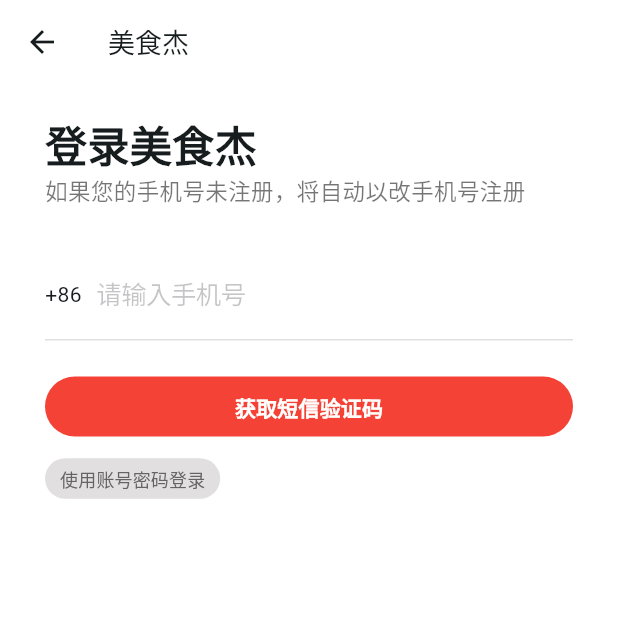
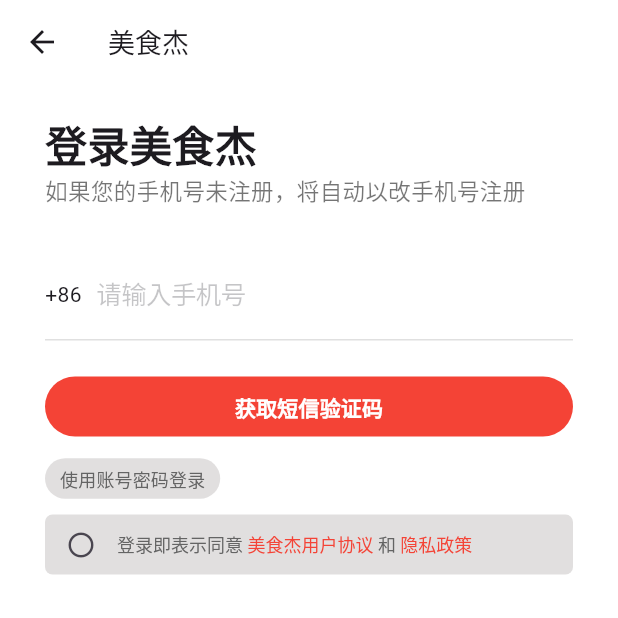
Before and after one commit to luckyczh/deliciousFood, a Flutter app: the screen it shows after launch, item 4 of the bottom bar chosen, after a tap on "登录美食杰", on a phone screen of 412 x 824 dp, the top half of it. Run offline on Flutter 3.47's test engine with Material 3 defaults, Android fonts, the phone set to English and light mode, and no system bars; our stand-ins replace cached_network_image, card_swiper, connectivity_plus, dio, flutter_screenutil, fluttertoast and 4 more; network calls fail.

Commit message:
feat:新增路由

```diff
--- /dev/null
+++ b/deliciousfood_flutter/lib/common/app_routes.dart
@@ -0,0 +1,16 @@
+import 'package:deliciousfood_flutter/pages/eat/eat_index.dart';
+import 'package:deliciousfood_flutter/pages/login/login_page.dart';
+import 'package:deliciousfood_flutter/pages/mine/mine_index.dart';
+import 'package:deliciousfood_flutter/pages/rank/rank_index.dart';
+import 'package:deliciousfood_flutter/pages/recommend/recommend_index.dart';
+import 'package:deliciousfood_flutter/pages/tab_index.dart';
+import 'package:flutter/cupertino.dart';
+
+Map<String, WidgetBuilder> routes = {
+  '/': (context) => const TabIndexWidget(),
+  '/rank': (context) => const RankIndexWidget(),
+  '/recommend': (context) => const RecommendIndexWidget(),
+  '/eat': (context) => const EatIndexWidget(),
+  '/mine': (context) => const MineIndexWidget(),
+  '/login': (context) => const LoginPage(),
+};
--- a/deliciousfood_flutter/lib/common/network/base/api.dart
+++ b/deliciousfood_flutter/lib/common/network/base/api.dart
@@ -37,4 +37,10 @@
 
   /// 删除浏览记录
   static const deleteRecent = "/recentnew/delete_recent";
+
+  /// 发送验证码
+  static const sendMsg = "/user/mobile_code";
+
+  /// 验证码登录
+  static const codeLogin = "user/login_phone";
 }
--- a/deliciousfood_flutter/lib/common/network/base/interceptors.dart
+++ b/deliciousfood_flutter/lib/common/network/base/interceptors.dart
@@ -18,7 +18,7 @@
                   ResponseCode.NETWORK_LOSE, Config.noNetworkMsg))));
     }
     options.queryParameters["format"] = "json";
-    options.queryParameters["token"] = "cdd205ef87bb8645da268b080609399d";
+    // options.queryParameters["token"] = "cdd205ef87bb8645da268b080609399d";
     super.onRequest(options, handler);
   }
 }
--- a/deliciousfood_flutter/lib/main.dart
+++ b/deliciousfood_flutter/lib/main.dart
@@ -1,3 +1,4 @@
+import 'package:deliciousfood_flutter/common/app_routes.dart';
 import 'package:deliciousfood_flutter/pages/tab_index.dart';
 import 'package:flutter/material.dart';
 import 'package:flutter_screenutil/flutter_screenutil.dart';
@@ -21,15 +22,18 @@
           title: '食物杰',
           debugShowCheckedModeBanner: false,
           theme: ThemeData(
-              colorScheme: ColorScheme.fromSeed(seedColor: Colors.white),
+              scaffoldBackgroundColor: Colors.white,
+              primaryColor: Colors.white,
               useMaterial3: true,
               highlightColor: Colors.transparent,
               focusColor: Colors.transparent,
               splashColor: Colors.transparent,
+              hoverColor: Colors.transparent,
               appBarTheme: const AppBarTheme(
                 color: Colors.white,
               )),
           home: const TabIndexWidget(),
+          routes: routes,
         );
       },
     );
--- a/deliciousfood_flutter/lib/pages/login/login_account_view.dart
+++ b/deliciousfood_flutter/lib/pages/login/code_login_view.dart
@@ -1,27 +1,34 @@
+import 'package:deliciousfood_flutter/common/network/base/api.dart';
+import 'package:deliciousfood_flutter/common/network/base/client.dart';
+import 'package:deliciousfood_flutter/common/network/extension/user_client.dart';
+import 'package:deliciousfood_flutter/common/utils/utils.dart';
+import 'package:deliciousfood_flutter/pages/login/code_page.dart';
+import 'package:deliciousfood_flutter/pages/login/login_protocol_view.dart';
+import 'package:deliciousfood_flutter/pages/mine/mine_index.dart';
 import 'package:flutter/cupertino.dart';
 import 'package:flutter/material.dart';
+import 'package:fluttertoast/fluttertoast.dart';
 
-class LoginAccountView extends StatefulWidget {
-  const LoginAccountView({super.key});
+enum LoginType { code, password }
+
+class CodeLoginView extends StatefulWidget {
+  final VoidCallback tap;
+  const CodeLoginView({super.key, required this.tap});
 
   @override
-  State<LoginAccountView> createState() => _LoginAccountViewState();
+  State<CodeLoginView> createState() => _CodeLoginViewState();
 }
 
-class _LoginAccountViewState extends State<LoginAccountView> {
-  late final TextEditingController _accountEditingController;
+class _CodeLoginViewState extends State<CodeLoginView> {
+  late final _accountEditingController = TextEditingController();
+  bool isAgree = false;
   @override
   void initState() {
     super.initState();
-    _accountEditingController = TextEditingController();
   }
 
   @override
   Widget build(BuildContext context) {
-    return _codeLoginWidget();
-  }
-
-  Widget _codeLoginWidget() {
     return Column(
       crossAxisAlignment: CrossAxisAlignment.stretch,
       children: [
@@ -32,9 +39,10 @@
             height: 60,
             child: CupertinoTextField(
               controller: _accountEditingController,
+              keyboardType: TextInputType.number,
               decoration: BoxDecoration(
                   border: Border(bottom: BorderSide(color: Colors.grey[300]!))),
-              prefix: Text("+86"),
+              prefix: const Text("+86"),
               placeholder: "请输入手机号",
               padding: const EdgeInsets.only(left: 10),
             )),
@@ -42,7 +50,9 @@
           height: 20,
         ),
         TextButton(
-          onPressed: () {},
+          onPressed: () {
+            sendMsg();
+          },
           style: ButtonStyle(
               backgroundColor: const WidgetStatePropertyAll(Colors.red),
               shape: WidgetStatePropertyAll(RoundedRectangleBorder(
@@ -55,10 +65,12 @@
         Container(
           alignment: Alignment.centerLeft,
           child: TextButton(
-              onPressed: () {},
+              onPressed: () {
+                widget.tap();
+              },
               style: ButtonStyle(
                   splashFactory: NoSplash.splashFactory,
-                  minimumSize: WidgetStatePropertyAll(Size.zero),
+                  minimumSize: const WidgetStatePropertyAll(Size.zero),
                   padding: const WidgetStatePropertyAll(
                       EdgeInsets.symmetric(vertical: 5, horizontal: 10)),
                   backgroundColor: const WidgetStatePropertyAll(
@@ -70,8 +82,25 @@
                 style: TextStyle(
                     color: Color.fromARGB(255, 100, 100, 100), fontSize: 12),
               )),
-        )
+        ),
+        LoginProtocolView(statusChangedCallback: (isSelected) {
+          isAgree = isSelected;
+        })
       ],
     );
   }
+
+  void sendMsg() {
+    FocusScope.of(context).unfocus();
+    if (_accountEditingController.text.isEmpty) {
+      Fluttertoast.showToast(msg: "请输入手机号");
+      return;
+    }
+    if (!isAgree) {
+      Fluttertoast.showToast(msg: "请同意用户协议和额隐私政策");
+      return;
+    }
+    // client.sendMsg(_accountEditingController.text).then((_) {});
+    pushToPage(context, CodePage(moblie: _accountEditingController.text));
+  }
 }
--- a/deliciousfood_flutter/lib/pages/login/login_page.dart
+++ b/deliciousfood_flutter/lib/pages/login/login_page.dart
@@ -1,4 +1,5 @@
-import 'package:deliciousfood_flutter/pages/login/login_account_view.dart';
+import 'package:deliciousfood_flutter/pages/login/code_login_view.dart';
+import 'package:deliciousfood_flutter/pages/login/password_login_view.dart';
 import 'package:flutter/material.dart';
 
 class LoginPage extends StatefulWidget {
@@ -9,6 +10,7 @@
 }
 
 class _LoginPageState extends State<LoginPage> {
+  final pageController = PageController();
   @override
   Widget build(BuildContext context) {
     return Scaffold(
@@ -19,20 +21,35 @@
           style: TextStyle(fontSize: 18, fontWeight: FontWeight.w500),
         ),
       ),
-      body: const Padding(
-        padding: EdgeInsets.only(left: 30, top: 20, right: 30),
+      body: Padding(
+        padding: const EdgeInsets.only(left: 30, top: 20, right: 30),
         child: Column(
           crossAxisAlignment: CrossAxisAlignment.start,
           children: [
-            Text(
+            const Text(
               "登录美食杰",
               style: TextStyle(fontSize: 28, fontWeight: FontWeight.w900),
             ),
-            Text(
+            const Text(
               "如果您的手机号未注册，将自动以改手机号注册",
               style: TextStyle(fontSize: 15, color: Colors.black54),
             ),
-            LoginAccountView()
+            Expanded(
+                child: PageView(
+              controller: pageController,
+              children: [
+                CodeLoginView(tap: () {
+                  pageController.animateToPage(1,
+                      duration: const Duration(milliseconds: 200),
+                      curve: Curves.decelerate);
+                }),
+                PasswordLoginView(tap: () {
+                  pageController.animateToPage(0,
+                      duration: const Duration(milliseconds: 200),
+                      curve: Curves.decelerate);
+                })
+              ],
+            ))
           ],
         ),
       ),
--- /dev/null
+++ b/deliciousfood_flutter/lib/pages/login/login_protocol_view.dart
@@ -0,0 +1,70 @@
+import 'package:flutter/material.dart';
+
+typedef StatusChangedCallback = void Function(bool);
+
+class LoginProtocolView extends StatefulWidget {
+  final StatusChangedCallback statusChangedCallback;
+  const LoginProtocolView({super.key, required this.statusChangedCallback});
+  @override
+  State<LoginProtocolView> createState() => _LoginProtocolViewState();
+}
+
+class _LoginProtocolViewState extends State<LoginProtocolView> {
+  bool _isSelected = false;
+
+  @override
+  Widget build(BuildContext context) {
+    return Container(
+      height: 40,
+      decoration: BoxDecoration(
+        borderRadius: BorderRadius.circular(5),
+        color: const Color.fromARGB(255, 225, 223, 223),
+      ),
+      child: Row(
+        mainAxisAlignment: MainAxisAlignment.start,
+        children: [
+          IconButton(
+            // constraints: const BoxConstraints(maxWidth: 20),
+            iconSize: 20,
+            // style: const ButtonStyle(
+            //     overlayColor: WidgetStatePropertyAll(Colors.transparent)),
+            isSelected: _isSelected,
+            onPressed: () {
+              _isSelected = !_isSelected;
+              widget.statusChangedCallback(_isSelected);
+              setState(() {});
+            },
+            selectedIcon: const Icon(
+              Icons.check_circle_rounded,
+              color: Colors.red,
+            ),
+            icon: const Icon(
+              Icons.circle_outlined,
+            ),
+          ),
+          RichText(
+              text: const TextSpan(children: [
+            TextSpan(
+              text: "登录即表示同意 ",
+              style: TextStyle(
+                  fontSize: 12, color: Color.fromARGB(255, 100, 100, 100)),
+            ),
+            TextSpan(
+              text: "美食杰用户协议",
+              style: TextStyle(fontSize: 12, color: Colors.red),
+            ),
+            TextSpan(
+              text: " 和 ",
+              style: TextStyle(
+                  fontSize: 12, color: Color.fromARGB(255, 100, 100, 100)),
+            ),
+            TextSpan(
+              text: "隐私政策",
+              style: TextStyle(fontSize: 12, color: Colors.red),
+            )
+          ]))
+        ],
+      ),
+    );
+  }
+}
```
Also changed, not shown: deliciousfood_flutter/lib/common/network/extension/user_client.dart (+15 -0 lines), deliciousfood_flutter/lib/common/utils/utils.dart (+8 -0 lines), deliciousfood_flutter/lib/pages/login/code_page.dart (added, +101 -0 lines), deliciousfood_flutter/lib/pages/login/password_login_view.dart (added, +102 -0 lines).
